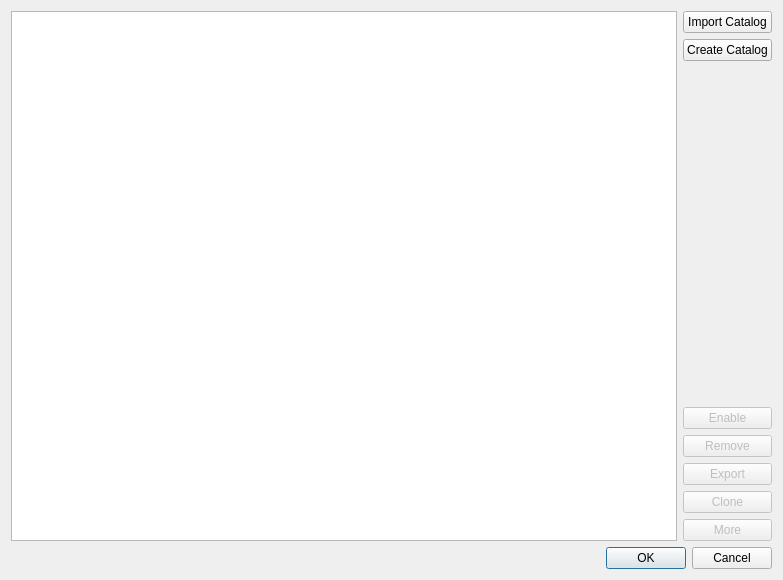
First picture: the form in kstars/dialogs/catalogsdbui.ui, repository KDE/kstars, before the edit.
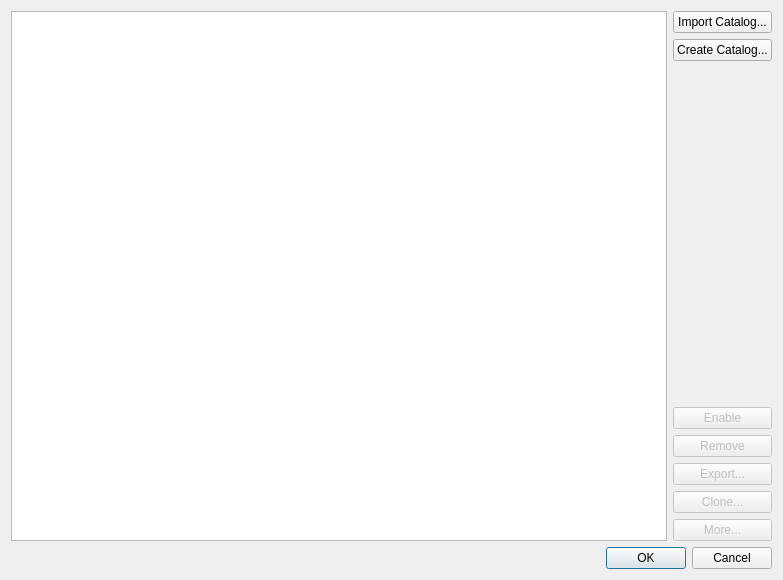
Second picture: the form after the edit.

What changed in the file:
```diff
--- a/kstars/dialogs/catalogsdbui.ui
+++ b/kstars/dialogs/catalogsdbui.ui
@@ -40,14 +40,14 @@
        <item>
         <widget class="QPushButton" name="importButton">
          <property name="text">
-          <string>Import Catalog</string>
+          <string>Import Catalog...</string>
          </property>
         </widget>
        </item>
        <item>
         <widget class="QPushButton" name="createButton">
          <property name="text">
-          <string>Create Catalog</string>
+          <string>Create Catalog...</string>
          </property>
         </widget>
        </item>
@@ -90,7 +90,7 @@
           <bool>false</bool>
          </property>
          <property name="text">
-          <string>Export</string>
+          <string>Export...</string>
          </property>
         </widget>
        </item>
@@ -100,7 +100,7 @@
           <bool>false</bool>
          </property>
          <property name="text">
-          <string>Clone</string>
+          <string>Clone...</string>
          </property>
         </widget>
        </item>
@@ -110,7 +110,7 @@
           <bool>false</bool>
          </property>
          <property name="text">
-          <string>More</string>
+          <string>More...</string>
          </property>
         </widget>
        </item>
```
